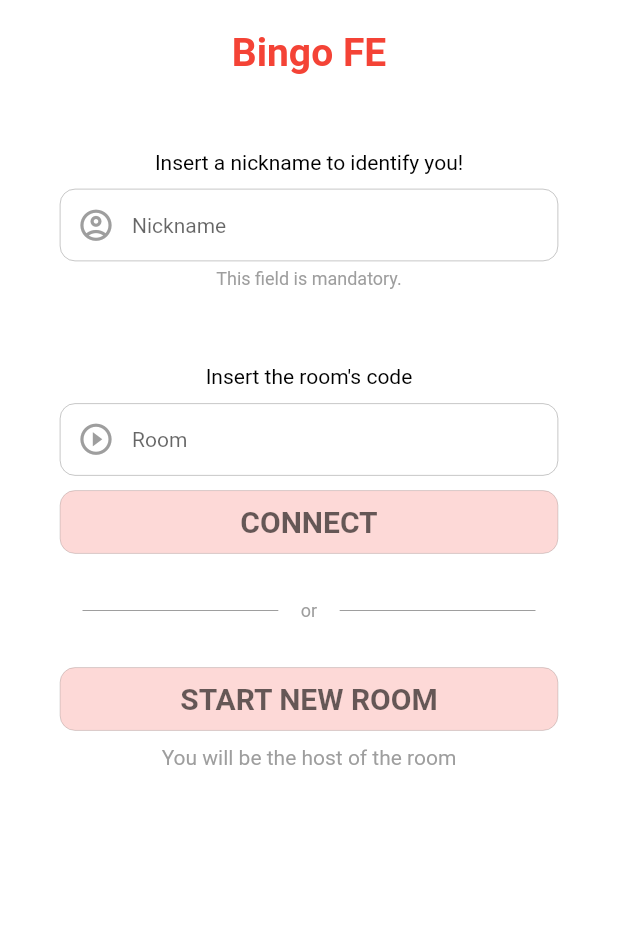
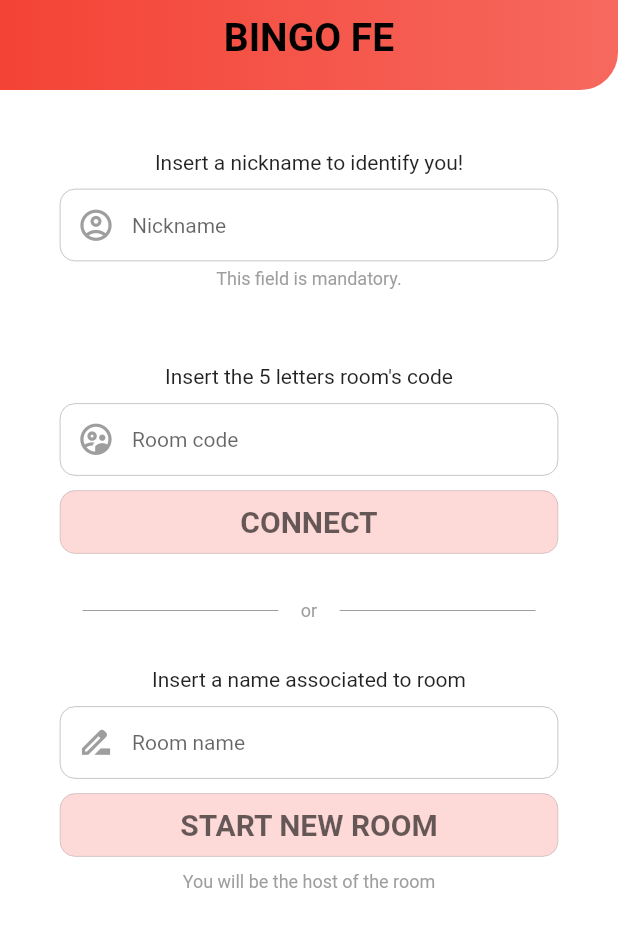
Before and after one commit to spioc999/bingo_fe, a Flutter app: the screen it shows after launch, on a phone screen of 412 x 824 dp. Shown: the top 927 px of the screen. Run offline on Flutter 3.47's test engine with Material 2 defaults, Android fonts, the phone set to English and light mode, and no system bars; our stand-ins replace dio, flutter_secure_storage, get_it.

Commit message:
added room name in start new room section

```diff
--- a/lib/screens/home/home_notifier.dart
+++ b/lib/screens/home/home_notifier.dart
@@ -3,10 +3,12 @@ import 'package:flutter/material.dart';
 
 class HomeNotifier extends BaseNotifier {
   String nickname = '';
-  String room = '';
+  String roomCode = '';
+  String roomName = '';
 
   TextEditingController nicknameController = TextEditingController();
-  TextEditingController roomController = TextEditingController();
+  TextEditingController roomCodeController = TextEditingController();
+  TextEditingController roomNameController = TextEditingController();
 
   HomeNotifier();
 
@@ -17,11 +19,16 @@ class HomeNotifier extends BaseNotifier {
     notifyListeners();
   }
 
-  onRoomChanged(String value) {
-    room = value;
+  onRoomCodeChanged(String value) {
+    roomCode = value;
     notifyListeners();
   }
 
-  bool get canContinue => nickname.isNotEmpty;
-  bool get canConnectToRoom => room.isNotEmpty && room.length == 5;
+  onRoomNameChanged(String value) {
+    roomName = value;
+    notifyListeners();
+  }
+
+  bool get canConnectToRoom => nickname.isNotEmpty && roomCode.isNotEmpty && roomCode.length == 5;
+  bool get canStartNewRoom => nickname.isNotEmpty && roomName.isNotEmpty;
 }
--- a/lib/screens/home/home_screen.dart
+++ b/lib/screens/home/home_screen.dart
@@ -18,7 +18,8 @@ class HomeScreen extends StatefulWidget {
 
 class _HomeScreenState extends State<HomeScreen> {
   final FocusNode _nicknameNode = FocusNode();
-  final FocusNode _roomNode = FocusNode();
+  final FocusNode _roomCodeNode = FocusNode();
+  final FocusNode _roomNameNode = FocusNode();
 
   @override
   void initState() {
@@ -31,7 +32,6 @@ class _HomeScreenState extends State<HomeScreen> {
   @override
   Widget build(BuildContext context) {
     return BaseWidget(
-      safeAreaTop: true,
       overlayStyle: SystemUiOverlayStyle.dark,
       child: _buildChild(),
     );
@@ -42,9 +42,28 @@ class _HomeScreenState extends State<HomeScreen> {
         builder: (_, notifier, __) => Column(
           mainAxisSize: MainAxisSize.max,
           children: [
-            const SizedBox(height: 20,),
-            const BoldText('Bingo FE', fontSize: 26, color: Colors.red,),
-            const SizedBox(height: 50,),
+            Container(
+              decoration: BoxDecoration(
+                gradient: LinearGradient(
+                  colors: [
+                    Colors.red,
+                    Colors.red.withOpacity(0.8)
+                  ]
+                ),
+                borderRadius: const BorderRadius.only(
+                    bottomRight: Radius.circular(25.0)),
+              ),
+              width: MediaQuery.of(context).size.width,
+              child: Column(
+                mainAxisSize: MainAxisSize.min,
+                children: [
+                  SizedBox(height: 10 + MediaQuery.of(context).viewPadding.top,),
+                  const BoldText('BINGO FE', fontSize: 26),
+                  const SizedBox(height: 20,),
+                ],
+              ),
+            ),
+            const SizedBox(height: 40,),
             ScrollingExpandedWidget(
               child: _buildForm(notifier)
             )
@@ -59,7 +78,7 @@ class _HomeScreenState extends State<HomeScreen> {
       child: Column(
         mainAxisSize: MainAxisSize.min,
         children: [
-          const RomanText('Insert a nickname to identify you!'),
+          const RomanText('Insert a nickname to identify you!', color: Colors.black87),
           const SizedBox(height: 10,),
           AppFormFieldWidget(
             controller: notifier.nicknameController,
@@ -71,18 +90,19 @@ class _HomeScreenState extends State<HomeScreen> {
           const SizedBox(height: 5,),
           const RomanText('This field is mandatory.', fontSize: 12, color: Colors.grey,),
           const SizedBox(height: 50,),
-          const RomanText('Insert the room\'s code'),
+          const RomanText('Insert the 5 letters room\'s code', color: Colors.black87,),
           const SizedBox(height: 10,),
           AppFormFieldWidget(
-            controller: notifier.roomController,
-            focusNode: _roomNode,
-            prefixIcon: Icons.play_circle_outline,
-            hintText: 'Room',
+            controller: notifier.roomCodeController,
+            focusNode: _roomCodeNode,
+            prefixIcon: Icons.supervised_user_circle_outlined,
+            textCapitalization: TextCapitalization.characters,
+            hintText: 'Room code',
             maxLength: 5,
-            onChanged: (value) => notifier.onRoomChanged(value),
+            onChanged: (value) => notifier.onRoomCodeChanged(value),
           ),
           const SizedBox(height: 10,),
-          AppButton(text: 'Connect', enabled: notifier.canContinue && notifier.canConnectToRoom,),
+          AppButton(text: 'Connect', enabled: notifier.canConnectToRoom,),
           const SizedBox(height: 30,),
           Padding(
             padding: const EdgeInsets.symmetric(horizontal: 15.0),
@@ -104,9 +124,19 @@ class _HomeScreenState extends State<HomeScreen> {
             ),
           ),
           const SizedBox(height: 30,),
-          AppButton(text: 'Start new room', enabled: notifier.canContinue,),
+          const RomanText('Insert a name associated to room', color: Colors.black87,),
           const SizedBox(height: 10,),
-          const RomanText('You will be the host of the room', color: Colors.grey,),
+          AppFormFieldWidget(
+            controller: notifier.roomNameController,
+            focusNode: _roomNameNode,
+            prefixIcon: Icons.drive_file_rename_outline,
+            hintText: 'Room name',
+            onChanged: (value) => notifier.onRoomNameChanged(value),
+          ),
+          const SizedBox(height: 10,),
+          AppButton(text: 'Start new room', enabled: notifier.canStartNewRoom,),
+          const SizedBox(height: 10,),
+          const RomanText('You will be the host of the room', fontSize: 12, color: Colors.grey,),
         ],
       ),
     );
--- a/lib/screens/splash/splash_screen.dart
+++ b/lib/screens/splash/splash_screen.dart
@@ -41,7 +41,7 @@ class _SplashScreenState extends State<SplashScreen> {
               mainAxisSize: MainAxisSize.min,
               children: [
                 ImageHelper.getPng(
-                    'logo_free',
+                    'logo',
                     height: MediaQuery.of(context).size.height / 2.75,
                     fit: BoxFit.fitHeight
                 ),
--- a/lib/widget/common/app_form_field.dart
+++ b/lib/widget/common/app_form_field.dart
@@ -17,10 +17,11 @@ class AppFormFieldWidget extends StatelessWidget {
   final bool isExtendedField;
   final String? errorText;
   final int? maxLength;
+  final TextCapitalization? textCapitalization;
 
   const AppFormFieldWidget({this.hintText, this.prefixIcon, this.obscureText = false,
     this.suffixIcon, this.onChanged, this.focusNode, this.controller,
-    this.inputType, this.onSubmitted, this.textInputAction, this.validator,
+    this.inputType, this.onSubmitted, this.textInputAction, this.validator, this.textCapitalization,
     this.enabled = true, this.isExtendedField = false, this.errorText, this.maxLength, Key? key}) : super(key: key);
 
   @override
@@ -29,6 +30,7 @@ class AppFormFieldWidget extends StatelessWidget {
       enableSuggestions: false,
       textAlignVertical: TextAlignVertical.center,
       enabled: enabled,
+      textCapitalization: textCapitalization ?? TextCapitalization.none,
       minLines: isExtendedField ? 2 : 1,
       keyboardType: inputType ?? TextInputType.text,
       textInputAction: textInputAction ?? TextInputAction.done,
```
Also changed, not shown: assets/img/logo.png (added).
